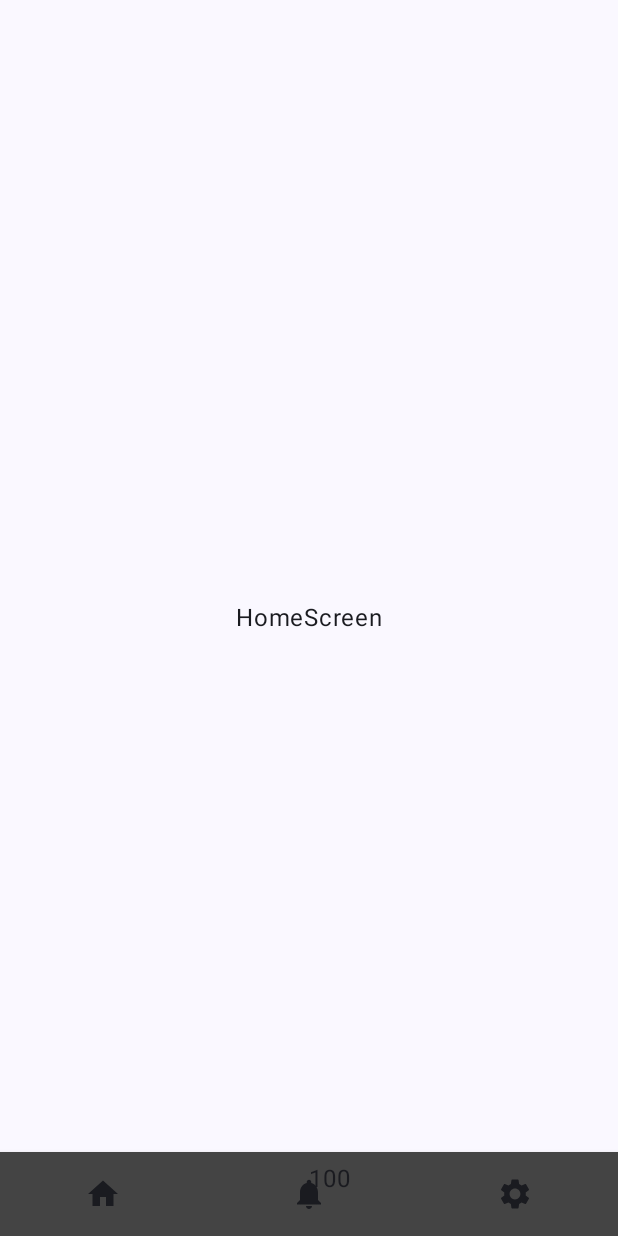
After one commit to RishiTanu/ComposeBasics, an Android app built with Jetpack Compose: the composable BottomNavViewBadges shown on its own in the app's theme, on a phone screen of 412 x 824 dp. The commit adds this screen. Run offline under Robolectric (Android 15) with nearby library versions, the phone set to English and light mode, and no system bars.

Commit message:
Added permissions code, lazycolumn multiselect, and badge cont, and destinations lib

```diff
--- /dev/null
+++ b/app/src/main/java/com/example/composebasics/bottom_navigation_badges/BottomNavItem.kt
@@ -0,0 +1,10 @@
+package com.example.composebasics.bottom_navigation_badges
+
+import androidx.compose.ui.graphics.vector.ImageVector
+
+data class BottomNavItem(
+    val name: String,
+    val route: String,
+    val icon: ImageVector,
+    val badgeCount: Int = 0,
+)
--- /dev/null
+++ b/app/src/main/java/com/example/composebasics/bottom_navigation_badges/BottomNavViewBadges.kt
@@ -0,0 +1,46 @@
+package com.example.composebasics.bottom_navigation_badges
+
+import androidx.compose.foundation.layout.fillMaxWidth
+import androidx.compose.material.icons.Icons
+import androidx.compose.material.icons.filled.Home
+import androidx.compose.material.icons.filled.Notifications
+import androidx.compose.material.icons.filled.Settings
+import androidx.compose.material3.Scaffold
+import androidx.compose.runtime.Composable
+import androidx.compose.ui.Modifier
+import androidx.navigation.compose.rememberNavController
+
+@Composable
+fun BottomNavViewBadges() {
+    val navController = rememberNavController()
+    Scaffold(
+        bottomBar = {
+            BottomNavigationWithBadges(
+                items = listOf(
+                    BottomNavItem(
+                        name = "Home",
+                        route = "Home",
+                        icon = Icons.Default.Home,
+                    ),
+                    BottomNavItem(
+                        name = "Chat",
+                        route = "Chat",
+                        icon = Icons.Default.Notifications,
+                        badgeCount = 100,
+                    ),
+                    BottomNavItem(
+                        name = "Setting",
+                        route = "Setting",
+                        icon = Icons.Default.Settings,
+                    ),
+                ),
+                navController = navController,
+                onItemClick = {
+                    navController.navigate(it.route)
+                },
+            )
+        },
+    ) { paddingValues->
+        Navigation(navHostController = navController)
+    }
+}
--- a/app/src/main/java/com/example/composebasics/bottom_navigation_badges/Navigation.kt
+++ b/app/src/main/java/com/example/composebasics/bottom_navigation_badges/Navigation.kt
@@ -1,14 +1,25 @@
 package com.example.composebasics.bottom_navigation_badges
 
 import androidx.compose.foundation.layout.Box
+import androidx.compose.foundation.layout.Column
 import androidx.compose.foundation.layout.fillMaxSize
+import androidx.compose.material.BottomNavigation
+import androidx.compose.material.BottomNavigationItem
+import androidx.compose.material3.Icon
 import androidx.compose.material3.Text
 import androidx.compose.runtime.Composable
 import androidx.compose.ui.Alignment
+import androidx.compose.ui.Alignment.Companion.CenterHorizontally
 import androidx.compose.ui.Modifier
+import androidx.compose.ui.graphics.Color
+import androidx.compose.ui.text.style.TextAlign
+import androidx.compose.ui.unit.dp
+import androidx.compose.ui.unit.sp
+import androidx.navigation.NavController
 import androidx.navigation.NavHostController
 import androidx.navigation.compose.NavHost
 import androidx.navigation.compose.composable
+import androidx.navigation.compose.currentBackStackEntryAsState
 
 @Composable
 fun Navigation(navHostController: NavHostController) {
@@ -26,7 +37,57 @@ fun Navigation(navHostController: NavHostController) {
 }
 
 @Composable
-fun HomeScreen(modifier: Modifier = Modifier) {
+fun BottomNavigationWithBadges(
+    items: List<BottomNavItem>,
+    navController: NavController,
+    modifier: Modifier = Modifier,
+    onItemClick: (BottomNavItem) -> Unit
+)
+{
+    val backStackEntry = navController.currentBackStackEntryAsState()
+    BottomNavigation(
+        modifier = modifier,
+        backgroundColor = Color.DarkGray,
+        elevation = 5.dp
+    ) {
+
+        items.forEach { item ->
+            val selected = item.route == backStackEntry.value?.destination?.route
+            BottomNavigationItem(
+                selected = selected,
+                selectedContentColor = Color.Green,
+                unselectedContentColor = Color.Gray,
+                onClick = {
+                    onItemClick(item)
+                },
+                icon = {
+                    Column(
+                        horizontalAlignment = CenterHorizontally
+                    ) {
+                        if (item.badgeCount > 0) {
+                            androidx.compose.material3.BadgedBox(
+                                badge = {
+                                    Text(text = item.badgeCount.toString())
+                                }
+                            ) {
+                                Icon(imageVector = item.icon, contentDescription = "")
+                            }
+                        } else {
+                            Icon(imageVector = item.icon, contentDescription = "")
+                        }
+
+                        if (selected) {
+                            Text(text = item.name, textAlign = TextAlign.Center, fontSize = 12.sp)
+                        }
+                    }
+                }
+            )
+        }
+    }
+}
+
+@Composable
+fun HomeScreen() {
     Box(
         modifier = Modifier.fillMaxSize(),
         contentAlignment = Alignment.Center
@@ -36,7 +97,7 @@ fun HomeScreen(modifier: Modifier = Modifier) {
 }
 
 @Composable
-fun Chat(modifier: Modifier = Modifier) {
+fun Chat() {
     Box(
         modifier = Modifier.fillMaxSize(),
         contentAlignment = Alignment.Center
@@ -46,7 +107,7 @@ fun Chat(modifier: Modifier = Modifier) {
 }
 
 @Composable
-fun Settings(modifier: Modifier = Modifier) {
+fun Settings() {
     Box(
         modifier = Modifier.fillMaxSize(),
         contentAlignment = Alignment.Center
--- /dev/null
+++ b/app/src/main/java/com/example/composebasics/multi_select_lazycolumn/ListItem.kt
@@ -0,0 +1,6 @@
+package com.example.composebasics.multi_select_lazycolumn
+
+data class ListItem(
+    val title: String,
+    val isSelected : Boolean
+)
--- a/app/src/main/java/com/example/composebasics/themes/ComposeThemes.kt
+++ b/app/src/main/java/com/example/composebasics/themes/ComposeThemes.kt
@@ -6,4 +6,5 @@ import androidx.compose.runtime.Composable
 @Composable
 fun ComposeThemes(){
 
+
 }
--- a/settings.gradle.kts
+++ b/settings.gradle.kts
@@ -7,8 +7,9 @@ pluginManagement {
                 includeGroupByRegex("androidx.*")
             }
         }
+        google()
         mavenCentral()
-        gradlePluginPortal()
+        jcenter() // Warning: this repository is going to shut down soon
     }
 }
 dependencyResolutionManagement {
@@ -16,6 +17,7 @@ dependencyResolutionManagement {
     repositories {
         google()
         mavenCentral()
+        jcenter() // Warning: this repository is going to shut down soon
     }
 }
 
```
Also changed, not shown: app/build.gradle.kts (+23 -2 lines), app/src/main/AndroidManifest.xml (+8 -0 lines), app/src/main/java/com/example/composebasics/MainActivity.kt (+15 -3 lines), app/src/main/java/com/example/composebasics/MyFragment.kt (added, +42 -0 lines), app/src/main/java/com/example/composebasics/bottom_navigation_badges/BottomNavigationWithBadges.kt (deleted, +0 -9 lines), app/src/main/java/com/example/composebasics/clean_theme/CleanTheme.kt (deleted, +0 -8 lines), app/src/main/java/com/example/composebasics/compose_new_navigation/ComposeDefaultNav.kt (added, +140 -0 lines), app/src/main/java/com/example/composebasics/compose_new_navigation/ComposeNavUsingDestinationLib.kt (added, +80 -0 lines), app/src/main/java/com/example/composebasics/compose_new_navigation/ComposeNewNav.kt (deleted, +0 -8 lines), app/src/main/java/com/example/composebasics/compose_new_navigation/User.kt (added, +12 -0 lines), app/src/main/java/com/example/composebasics/multi_select_lazycolumn/MultiSelectionLazyGrid.kt (+62 -2 lines), app/src/main/java/com/example/composebasics/permission_handling/PermissionHandle.kt (+80 -1 lines), app/src/main/java/com/example/composebasics/permission_handling/PermissionsStateExt.kt (added, +9 -0 lines), gradle/libs.versions.toml (+11 -0 lines).
